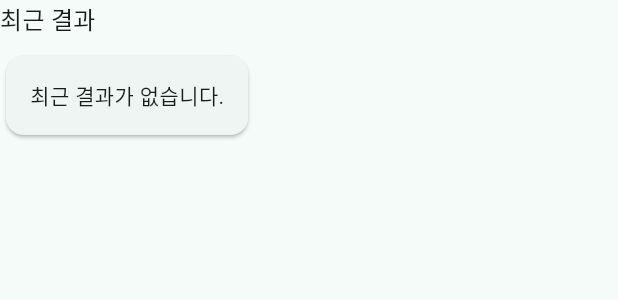
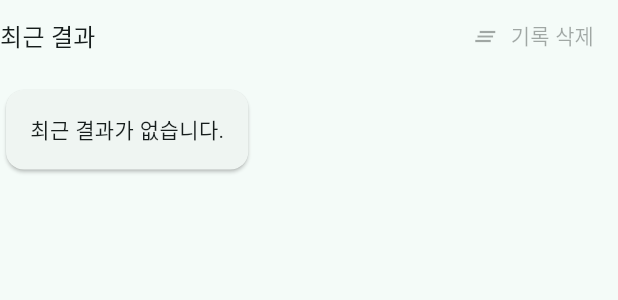
Before and after one commit to ssangyongttt/PickMe, a Flutter app: the _HistoryList widget shown alone on an empty page, opened directly with empty values, on a phone screen of 412 x 824 dp. Shown: the top 300 px of the screen. Run offline on Flutter 3.47's test engine with Material 3 defaults, Android fonts, the phone set to English and light mode, and no system bars; our stand-ins replace shared_preferences; accounts and stored records are empty.

Commit message:
Final UI polish

```diff
--- a/lib/main.dart
+++ b/lib/main.dart
@@ -88,6 +88,10 @@ class _DecisionPickerPageState extends State<DecisionPickerPage> {
       _showMessage('선택지는 최대 $_maxOptions개까지 추가할 수 있어요.');
       return;
     }
+    if (_options.contains(value)) {
+      _showMessage('이미 추가된 선택지입니다.');
+      return;
+    }
 
     setState(() {
       _options.add(value);
@@ -145,6 +149,11 @@ class _DecisionPickerPageState extends State<DecisionPickerPage> {
         _history.removeRange(_maxHistory, _history.length);
       }
     });
+    await _saveHistory();
+  }
+
+  Future<void> _clearHistory() async {
+    setState(_history.clear);
     await _saveHistory();
   }
 
@@ -213,7 +222,7 @@ class _DecisionPickerPageState extends State<DecisionPickerPage> {
               onClear: _clearOptions,
             ),
             const SizedBox(height: 20),
-            _HistoryList(history: _history),
+            _HistoryList(history: _history, onClear: _clearHistory),
             const SizedBox(height: 16),
             Text(
               'No login. No ads. No analytics.',
@@ -429,16 +438,31 @@ class _OptionList extends StatelessWidget {
 }
 
 class _HistoryList extends StatelessWidget {
-  const _HistoryList({required this.history});
+  const _HistoryList({required this.history, required this.onClear});
 
   final List<String> history;
+  final VoidCallback onClear;
 
   @override
   Widget build(BuildContext context) {
     return Column(
       crossAxisAlignment: CrossAxisAlignment.start,
       children: <Widget>[
-        Text('최근 결과', style: Theme.of(context).textTheme.titleMedium),
+        Row(
+          children: <Widget>[
+            Expanded(
+              child: Text(
+                '최근 결과',
+                style: Theme.of(context).textTheme.titleMedium,
+              ),
+            ),
+            TextButton.icon(
+              onPressed: history.isEmpty ? null : onClear,
+              icon: const Icon(Icons.clear_all),
+              label: const Text('기록 삭제'),
+            ),
+          ],
+        ),
         const SizedBox(height: 8),
         if (history.isEmpty)
           const _EmptyCard(message: '최근 결과가 없습니다.')
```
Also changed, not shown: 1 other file.
